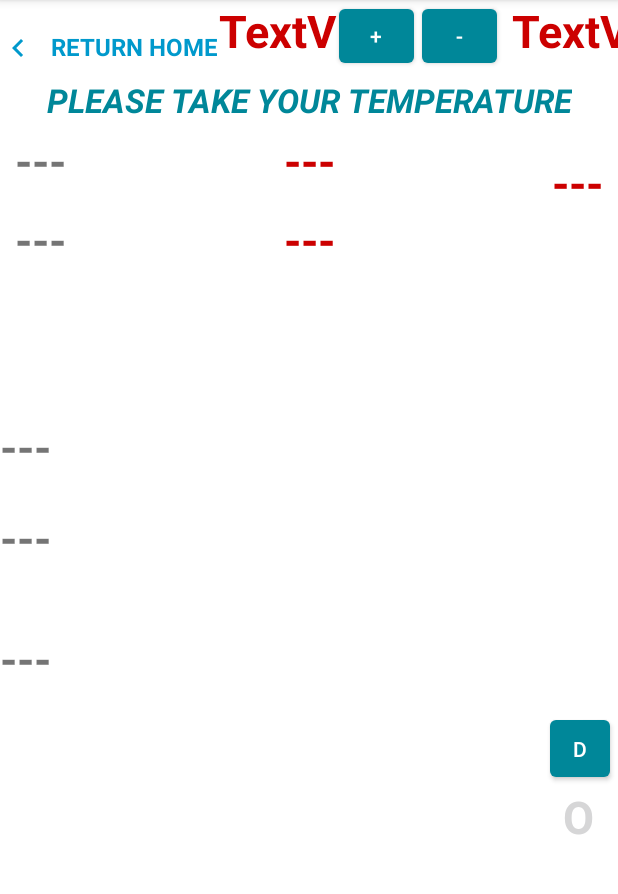
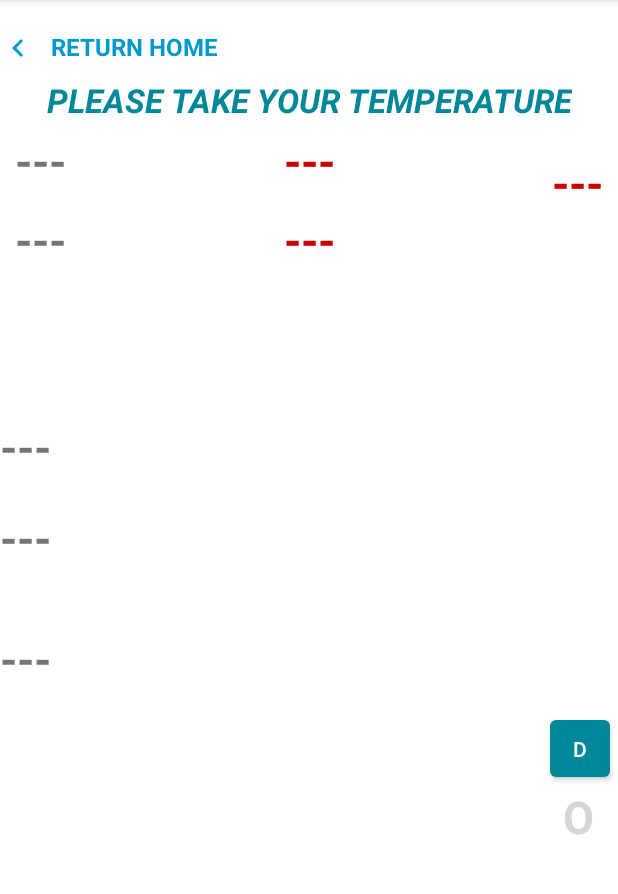
Before and after one commit to tecnimed2021/CovidPasScanner_ANDROID, an Android app: the fragment TempReaderFragment placed in its activity, on a phone screen of 412 x 824 dp, the part 84-978 px from its top. Run offline under Robolectric (Android 15) with nearby library versions, the light colour scheme and no system bars; our stand-ins replace Dagger/Hilt's generated code; libraries missing offline, so code that uses them is left out: androidx.camera.core, androidx.camera.lifecycle, androidx.camera.view, androidx.hilt.work, io.realm and 2 more; 2 statements that could not run were skipped.

Commit message:
Eliminata grafica che non serveiva piu'

```diff
--- a/app/src/main/java/it/tecnimed/covidpasscanner/Fragment/TempReaderFragment.kt
+++ b/app/src/main/java/it/tecnimed/covidpasscanner/Fragment/TempReaderFragment.kt
@@ -254,10 +254,6 @@ class TempReaderFragment : Fragment(), View.OnClickListener {
         binding.TVTempTargetFreeze.visibility = View.VISIBLE
         binding.TVPosition.visibility = View.VISIBLE
         binding.TVMotionSensor.visibility = View.VISIBLE
-        binding.BDeltaP.setOnClickListener(this)
-        binding.BDeltaM.setOnClickListener(this)
-        binding.BSnsM.setOnClickListener(this)
-        binding.BSnsP.setOnClickListener(this)
         binding.BMovSnsTen.setOnClickListener(this)
 
 
--- a/app/src/main/res/layout/fragment_temp_reader.xml
+++ b/app/src/main/res/layout/fragment_temp_reader.xml
@@ -210,70 +210,6 @@
         app:layout_constraintTop_toBottomOf="@id/TVUserTempReaderTitle"
         tools:visibility="visible" />
 
-    <TextView
-        android:id="@+id/TVMovSnsDelta"
-        android:layout_width="80dp"
-        android:layout_height="43dp"
-        android:text="TextView"
-        android:textAlignment="viewStart"
-        android:textColor="@android:color/holo_red_dark"
-        android:textSize="30sp"
-        android:textStyle="bold"
-        app:layout_constraintLeft_toRightOf="@id/back_text3"
-        app:layout_constraintTop_toTopOf="parent"
-        tools:visibility="visible" />
-
-    <Button
-        android:id="@+id/BDeltaP"
-        android:layout_width="50dp"
-        android:layout_height="wrap_content"
-        android:text="+"
-        android:textAlignment="center"
-        app:layout_constraintLeft_toRightOf="@id/TVMovSnsDelta"
-        app:layout_constraintTop_toTopOf="parent" />
-
-    <Button
-        android:id="@+id/BDeltaM"
-        android:layout_width="50dp"
-        android:layout_height="wrap_content"
-        android:layout_marginLeft="5dp"
-        android:text="-"
-        app:layout_constraintLeft_toRightOf="@id/BDeltaP"
-        app:layout_constraintTop_toTopOf="parent" />
-
-    <TextView
-        android:id="@+id/TVMovSnsPerc"
-        android:layout_width="80dp"
-        android:layout_height="43dp"
-        android:layout_marginLeft="10dp"
-        android:text="TextView"
-        android:textAlignment="viewStart"
-        android:textColor="@android:color/holo_red_dark"
-        android:textSize="30sp"
-        android:textStyle="bold"
-        app:layout_constraintLeft_toRightOf="@id/BDeltaM"
-        app:layout_constraintTop_toTopOf="parent"
-        tools:visibility="visible" />
-
-    <Button
-        android:id="@+id/BSnsP"
-        android:layout_width="50dp"
-        android:layout_height="wrap_content"
-        android:text="+"
-        android:textAlignment="center"
-        app:layout_constraintLeft_toRightOf="@id/TVMovSnsPerc"
-        app:layout_constraintTop_toTopOf="parent" />
-
-    <Button
-        android:id="@+id/BSnsM"
-        android:layout_width="50dp"
-        android:layout_height="wrap_content"
-        android:layout_marginLeft="5dp"
-        android:text="-"
-        android:textAlignment="center"
-        app:layout_constraintLeft_toRightOf="@id/BSnsP"
-        app:layout_constraintTop_toTopOf="parent" />
-
     <Button
         android:id="@+id/BMovSnsTen"
         android:layout_width="40dp"
```
